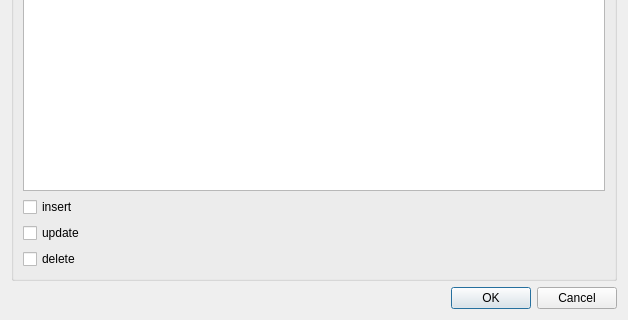
First picture: the form in python/plugins/db_manager/ui/DlgPublishTable.ui, repository peter-kolenic/QGIS, before the edit; both pictures show x 0 to 628 and y 255 to 575 of the 628 by 575 pixel window.
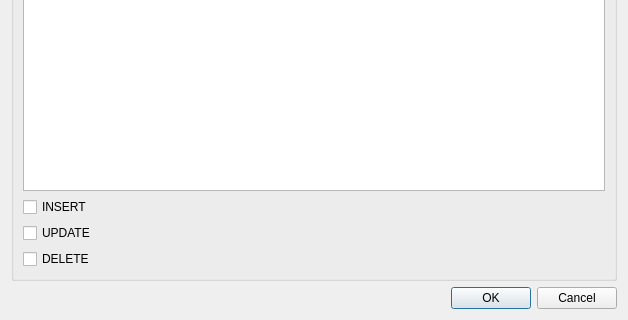
Second picture: the form after the edit.

Commit message: porovnanie tabuliek

Patch:
```diff
--- a/python/plugins/db_manager/ui/DlgPublishTable.ui
+++ b/python/plugins/db_manager/ui/DlgPublishTable.ui
@@ -95,21 +95,21 @@
       <item>
        <widget class="QCheckBox" name="checkBox_2">
         <property name="text">
-         <string>insert</string>
+         <string>INSERT</string>
         </property>
        </widget>
       </item>
       <item>
        <widget class="QCheckBox" name="checkBox_3">
         <property name="text">
-         <string>update</string>
+         <string>UPDATE</string>
         </property>
        </widget>
       </item>
       <item>
        <widget class="QCheckBox" name="checkBox">
         <property name="text">
-         <string>delete</string>
+         <string>DELETE</string>
         </property>
        </widget>
       </item>
```
The commit also changes 1 other file.
